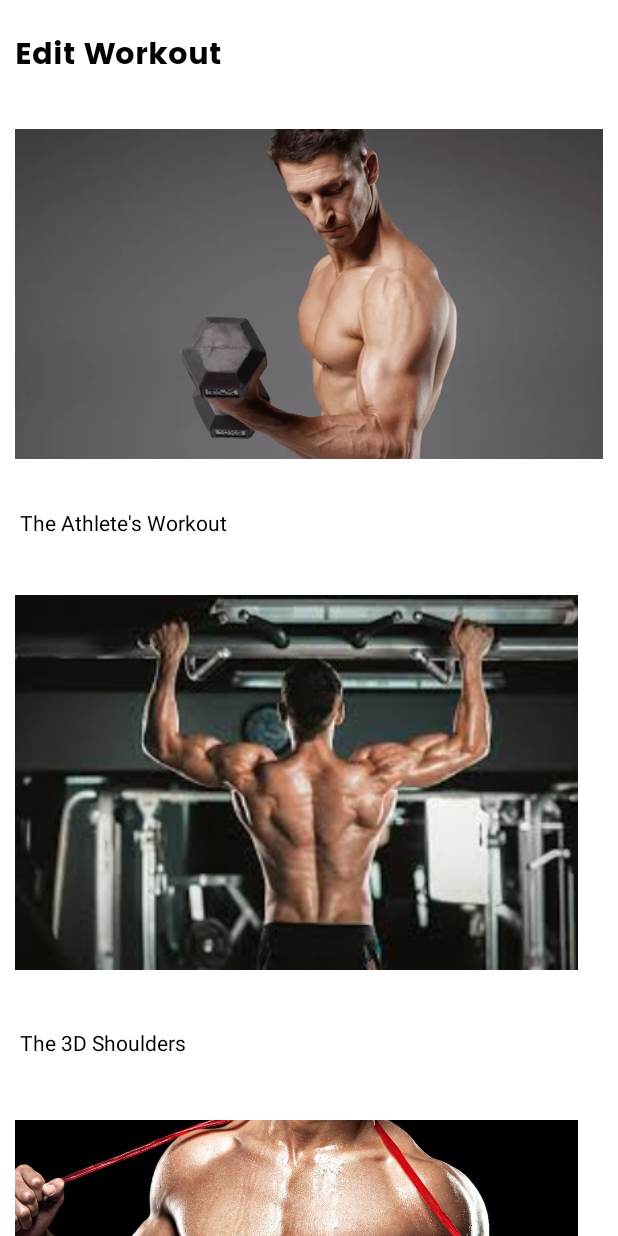
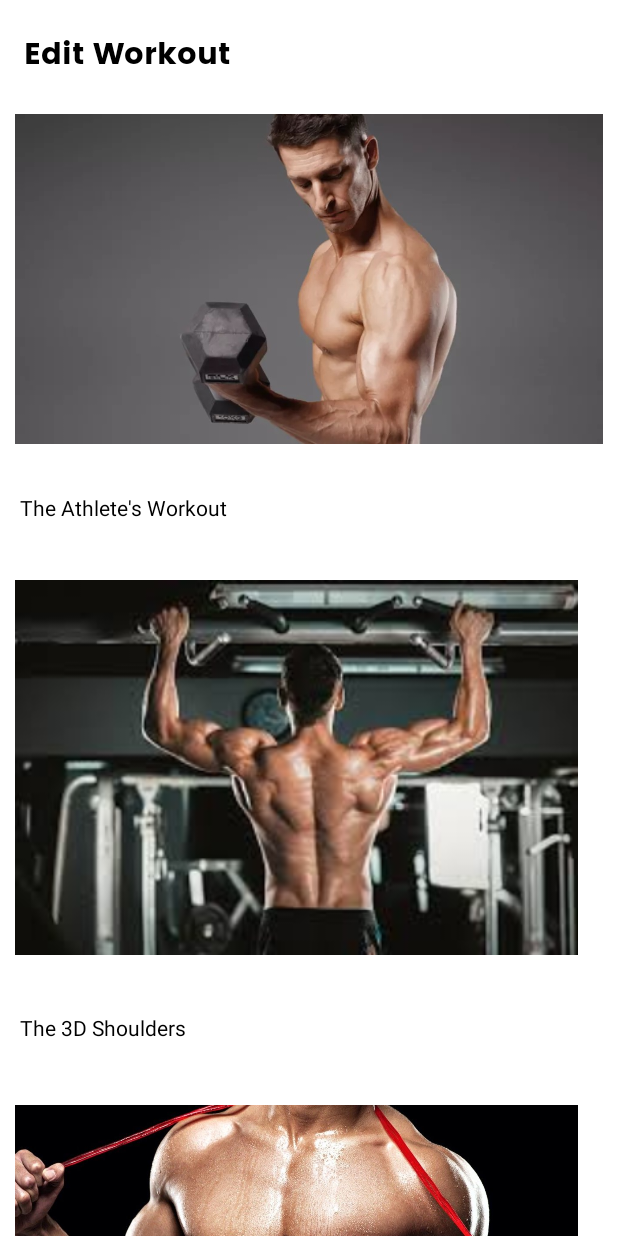
Before and after one commit to shanel199/BFit_Admin, an Android app: the workout screen opened directly, with no data from a screen before it, on a phone screen of 412 x 824 dp. Run offline under Robolectric (Android 15) with nearby library versions, the phone set to English and light mode, and no system bars.

Commit message:
prince commit

```diff
--- a/app/src/main/res/layout/activity_workout.xml
+++ b/app/src/main/res/layout/activity_workout.xml
@@ -6,28 +6,45 @@
     android:layout_height="match_parent"
     tools:context=".add_exercise">
 
+    <Toolbar
+        android:id="@+id/toolbar"
+        android:layout_width="match_parent"
+        android:layout_height="wrap_content"
+        app:layout_constraintBottom_toBottomOf="parent"
+        app:layout_constraintEnd_toEndOf="parent"
+        app:layout_constraintStart_toStartOf="parent"
+        app:layout_constraintTop_toTopOf="parent"
+        app:layout_constraintVertical_bias="0.0">
+
         <TextView
             android:id="@+id/edit_workout"
             android:layout_width="wrap_content"
             android:layout_height="wrap_content"
+            android:layout_marginStart="10dp"
             android:layout_marginTop="20dp"
-        android:layout_marginStart="10dp"
+            android:layout_marginBottom="20dp"
             android:clickable="true"
             android:fontFamily="@font/poppins_bold"
             android:foreground="?android:attr/selectableItemBackground"
             android:text="Edit Workout"
             android:textColor="@color/black"
             android:textSize="20sp"
+            app:layout_constraintBottom_toBottomOf="parent"
             app:layout_constraintEnd_toEndOf="parent"
             app:layout_constraintHorizontal_bias="0.0"
             app:layout_constraintStart_toStartOf="parent"
-        app:layout_constraintTop_toTopOf="parent" />
+            app:layout_constraintTop_toTopOf="parent"
+            app:layout_constraintVertical_bias="0.0" />
+
+    </Toolbar>
+
+
 
     <androidx.core.widget.NestedScrollView
         android:id="@+id/nestedScrollView"
         android:layout_width="match_parent"
         android:layout_height="wrap_content"
-        app:layout_constraintTop_toBottomOf="@+id/edit_workout"
+        app:layout_constraintTop_toBottomOf="@+id/toolbar"
         tools:layout_editor_absoluteX="0dp">
 
         <LinearLayout
@@ -40,7 +57,6 @@
                 android:layout_width="wrap_content"
                 android:layout_height="225dp"
                 android:layout_marginStart="10dp"
-                android:layout_marginTop="30dp"
                 android:layout_marginEnd="10dp"
                 app:srcCompat="@drawable/workout1" />
 
```
Lines whose indentation alone changed are shown as unchanged.
